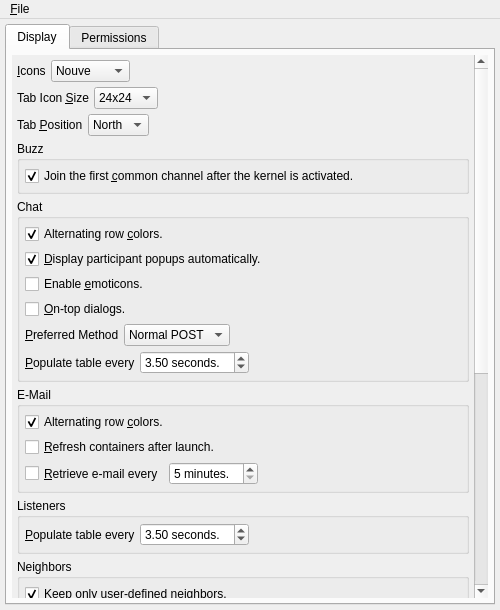
Before: the Qt Designer form branches/trunk/GoldBug-UI/options.ui in textbrowser/spot-on, drawn with Qt 5.
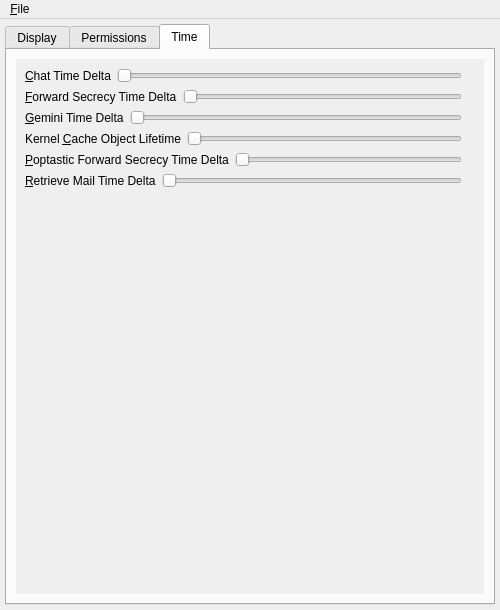
After: the same form once the commit is applied. The open tabs and pages were chosen to show the change. Icons and pictures are not drawn.

Commit message: Time sliders.

Patch:
```diff
--- a/branches/trunk/GoldBug-UI/options.ui
+++ b/branches/trunk/GoldBug-UI/options.ui
@@ -54,8 +54,8 @@
             <rect>
              <x>0</x>
              <y>0</y>
-             <width>462</width>
-             <height>999</height>
+             <width>458</width>
+             <height>952</height>
             </rect>
            </property>
            <layout class="QVBoxLayout" name="verticalLayout_9">
@@ -1609,6 +1609,228 @@
         </item>
        </layout>
       </widget>
+      <widget class="QWidget" name="tab_3">
+       <attribute name="title">
+        <string>Time</string>
+       </attribute>
+       <layout class="QVBoxLayout" name="verticalLayout_23">
+        <item>
+         <widget class="QScrollArea" name="scrollArea_3">
+          <property name="frameShape">
+           <enum>QFrame::NoFrame</enum>
+          </property>
+          <property name="widgetResizable">
+           <bool>true</bool>
+          </property>
+          <widget class="QWidget" name="scrollAreaWidgetContents">
+           <property name="geometry">
+            <rect>
+             <x>0</x>
+             <y>0</y>
+             <width>316</width>
+             <height>180</height>
+            </rect>
+           </property>
+           <layout class="QVBoxLayout" name="verticalLayout_24">
+            <item>
+             <layout class="QHBoxLayout" name="horizontalLayout_7">
+              <item>
+               <widget class="QLabel" name="label_6">
+                <property name="text">
+                 <string>&amp;Chat Time Delta</string>
+                </property>
+                <property name="buddy">
+                 <cstring>chat_time_delta</cstring>
+                </property>
+               </widget>
+              </item>
+              <item>
+               <widget class="QSlider" name="chat_time_delta">
+                <property name="minimum">
+                 <number>5</number>
+                </property>
+                <property name="maximum">
+                 <number>600</number>
+                </property>
+                <property name="orientation">
+                 <enum>Qt::Horizontal</enum>
+                </property>
+               </widget>
+              </item>
+              <item>
+               <widget class="QLabel" name="chat_time_delta_current"/>
+              </item>
+             </layout>
+            </item>
+            <item>
+             <layout class="QHBoxLayout" name="horizontalLayout_9">
+              <item>
+               <widget class="QLabel" name="label_8">
+                <property name="text">
+                 <string>&amp;Forward Secrecy Time Delta</string>
+                </property>
+                <property name="buddy">
+                 <cstring>forward_secrecy_time_delta</cstring>
+                </property>
+               </widget>
+              </item>
+              <item>
+               <widget class="QSlider" name="forward_secrecy_time_delta">
+                <property name="minimum">
+                 <number>5</number>
+                </property>
+                <property name="maximum">
+                 <number>600</number>
+                </property>
+                <property name="orientation">
+                 <enum>Qt::Horizontal</enum>
+                </property>
+               </widget>
+              </item>
+              <item>
+               <widget class="QLabel" name="forward_secrecy_time_delta_current"/>
+              </item>
+             </layout>
+            </item>
+            <item>
+             <layout class="QHBoxLayout" name="horizontalLayout_8">
+              <item>
+               <widget class="QLabel" name="label_7">
+                <property name="text">
+                 <string>&amp;Gemini Time Delta</string>
+                </property>
+                <property name="buddy">
+                 <cstring>gemini_time_delta</cstring>
+                </property>
+               </widget>
+              </item>
+              <item>
+               <widget class="QSlider" name="gemini_time_delta">
+                <property name="minimum">
+                 <number>5</number>
+                </property>
+                <property name="maximum">
+                 <number>600</number>
+                </property>
+                <property name="orientation">
+                 <enum>Qt::Horizontal</enum>
+                </property>
+               </widget>
+              </item>
+              <item>
+               <widget class="QLabel" name="gemini_time_delta_current"/>
+              </item>
+             </layout>
+            </item>
+            <item>
+             <layout class="QHBoxLayout" name="horizontalLayout_6">
+              <item>
+               <widget class="QLabel" name="label_5">
+                <property name="text">
+                 <string>Kernel &amp;Cache Object Lifetime</string>
+                </property>
+                <property name="buddy">
+                 <cstring>kernel_cache_object_lifetime</cstring>
+                </property>
+               </widget>
+              </item>
+              <item>
+               <widget class="QSlider" name="kernel_cache_object_lifetime">
+                <property name="minimum">
+                 <number>5</number>
+                </property>
+                <property name="maximum">
+                 <number>600</number>
+                </property>
+                <property name="orientation">
+                 <enum>Qt::Horizontal</enum>
+                </property>
+               </widget>
+              </item>
+              <item>
+               <widget class="QLabel" name="kernel_cache_object_lifetime_current"/>
+              </item>
+             </layout>
+            </item>
+            <item>
+             <layout class="QHBoxLayout" name="horizontalLayout_12">
+              <item>
+               <widget class="QLabel" name="label_11">
+                <property name="text">
+                 <string>&amp;Poptastic Forward Secrecy Time Delta</string>
+                </property>
+                <property name="buddy">
+                 <cstring>poptastic_forward_secrecy_time_delta</cstring>
+                </property>
+               </widget>
+              </item>
+              <item>
+               <widget class="QSlider" name="poptastic_forward_secrecy_time_delta">
+                <property name="minimum">
+                 <number>5</number>
+                </property>
+                <property name="maximum">
+                 <number>600</number>
+                </property>
+                <property name="orientation">
+                 <enum>Qt::Horizontal</enum>
+                </property>
+               </widget>
+              </item>
+              <item>
+               <widget class="QLabel" name="poptastic_forward_secrecy_time_delta_current"/>
+              </item>
+             </layout>
+            </item>
+            <item>
+             <layout class="QHBoxLayout" name="horizontalLayout_11">
+              <item>
+               <widget class="QLabel" name="label_10">
+                <property name="text">
+                 <string>&amp;Retrieve Mail Time Delta</string>
+                </property>
+                <property name="buddy">
+                 <cstring>retrieve_mail_time_delta</cstring>
+                </property>
+               </widget>
+              </item>
+              <item>
+               <widget class="QSlider" name="retrieve_mail_time_delta">
+                <property name="minimum">
+                 <number>5</number>
+                </property>
+                <property name="maximum">
+                 <number>600</number>
+                </property>
+                <property name="orientation">
+                 <enum>Qt::Horizontal</enum>
+                </property>
+               </widget>
+              </item>
+              <item>
+               <widget class="QLabel" name="retrieve_mail_time_delta_current"/>
+              </item>
+             </layout>
+            </item>
+            <item>
+             <spacer name="verticalSpacer_3">
+              <property name="orientation">
+               <enum>Qt::Vertical</enum>
+              </property>
+              <property name="sizeHint" stdset="0">
+               <size>
+                <width>20</width>
+                <height>40</height>
+               </size>
+              </property>
+             </spacer>
+            </item>
+           </layout>
+          </widget>
+         </widget>
+        </item>
+       </layout>
+      </widget>
      </widget>
     </item>
    </layout>
```
Left out of the diff: 16 changed lines with no effect on the pictures. The commit also changes 5 other files.
